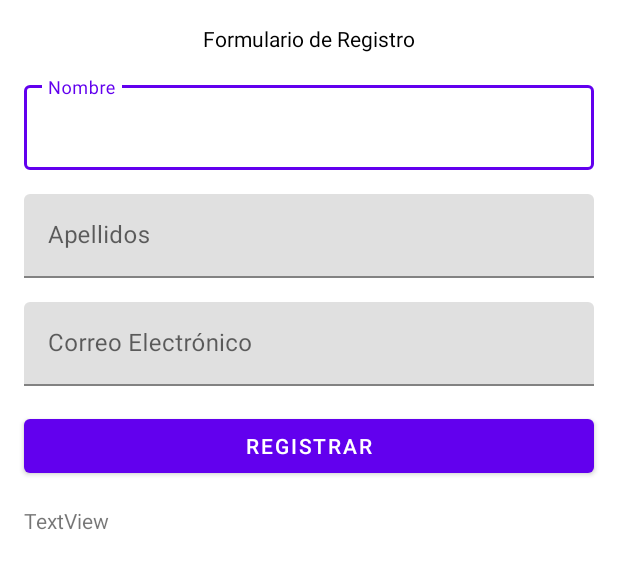
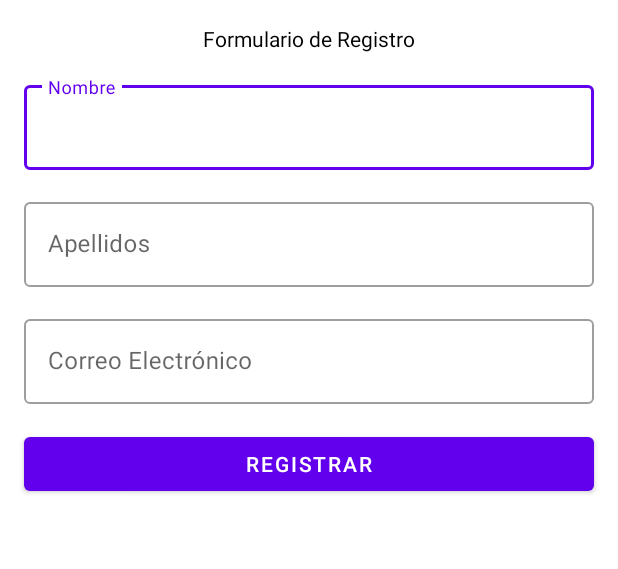
Before and after one commit to Sycrax88/UdeaApp, an Android app: the layout activity_main.xml on its own in the app's theme, with its tools: preview values and no code run, on a phone screen of 412 x 824 dp. Shown: the top 569 px of the screen. Run offline under Robolectric (Android 15) with nearby library versions, the phone set to English and light mode, and no system bars.

Commit message:
Se agregaron estilos a todos los TextInputLayout, y se eliminó el texto al TextView

```diff
--- a/app/src/main/res/layout/activity_main.xml
+++ b/app/src/main/res/layout/activity_main.xml
@@ -45,6 +45,7 @@
 
     <com.google.android.material.textfield.TextInputLayout
         android:id="@+id/last_name_layout"
+        style="@style/Widget.MaterialComponents.TextInputLayout.OutlinedBox"
         android:layout_width="0dp"
         android:layout_height="wrap_content"
         android:layout_marginStart="16dp"
@@ -64,6 +65,7 @@
 
     <com.google.android.material.textfield.TextInputLayout
         android:id="@+id/email_layout"
+        style="@style/Widget.MaterialComponents.TextInputLayout.OutlinedBox"
         android:layout_width="0dp"
         android:layout_height="wrap_content"
         android:layout_marginStart="16dp"
@@ -100,7 +102,7 @@
         android:layout_marginStart="16dp"
         android:layout_marginTop="16dp"
         android:layout_marginEnd="16dp"
-        android:text="TextView"
+        android:text=""
         app:layout_constraintEnd_toEndOf="parent"
         app:layout_constraintStart_toStartOf="parent"
         app:layout_constraintTop_toBottomOf="@+id/register_button" />
```
